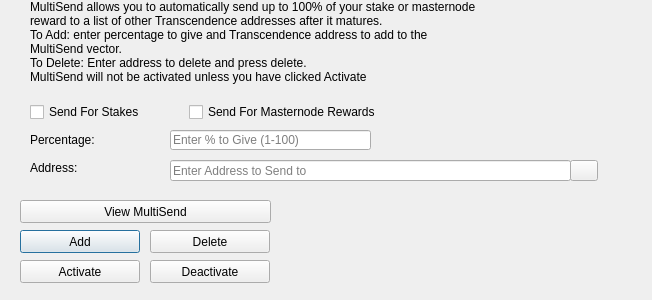
Above: src/qt/forms/multisenddialog.ui from phoenixkonsole/transcendence before the change. Below: the same form after it.
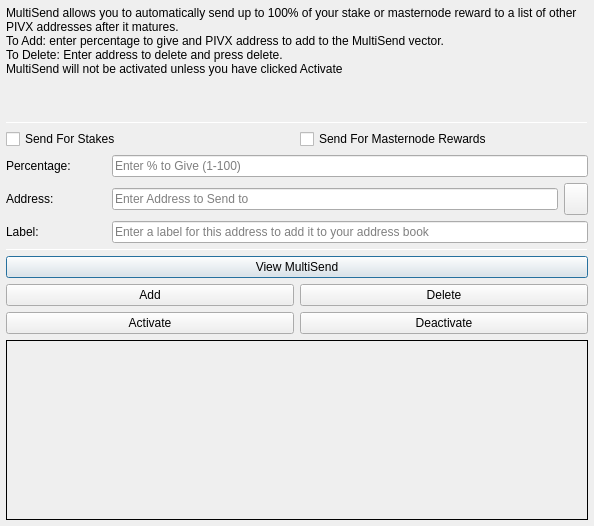
That is the form after the change. Icons and pictures are not drawn.

The edit to the form file:
```diff
--- a/src/qt/forms/multisenddialog.ui
+++ b/src/qt/forms/multisenddialog.ui
@@ -9,22 +9,97 @@
    <rect>
     <x>0</x>
     <y>0</y>
-    <width>652</width>
-    <height>300</height>
+    <width>594</width>
+    <height>526</height>
    </rect>
   </property>
   <property name="windowTitle">
    <string>MultiSend</string>
   </property>
+  <layout class="QVBoxLayout" name="verticalLayout" stretch="0">
+   <property name="margin">
+    <number>6</number>
+   </property>
+   <item>
+    <layout class="QVBoxLayout" name="verticalLayout_Main" stretch="1,1,1,0,1,1,1">
+     <item>
+      <widget class="QLabel" name="label_2">
+       <property name="lineWidth">
+        <number>1</number>
+       </property>
+       <property name="text">
+        <string>MultiSend allows you to automatically send up to 100% of your stake or masternode reward to a list of other PIVX addresses after it matures.
+To Add: enter percentage to give and PIVX address to add to the MultiSend vector.
+To Delete: Enter address to delete and press delete.
+MultiSend will not be activated unless you have clicked Activate</string>
+       </property>
+       <property name="alignment">
+        <set>Qt::AlignLeading|Qt::AlignLeft|Qt::AlignTop</set>
+       </property>
+       <property name="wordWrap">
+        <bool>true</bool>
+       </property>
+      </widget>
+     </item>
+     <item>
+      <widget class="Line" name="line">
+       <property name="minimumSize">
+        <size>
+         <width>0</width>
+         <height>1</height>
+        </size>
+       </property>
+       <property name="maximumSize">
+        <size>
+         <width>16777215</width>
+         <height>1</height>
+        </size>
+       </property>
+       <property name="orientation">
+        <enum>Qt::Horizontal</enum>
+       </property>
+      </widget>
+     </item>
+     <item>
+      <layout class="QVBoxLayout" name="verticalLayout_Settings">
+       <item>
+        <layout class="QHBoxLayout" name="horizontalLayout">
+         <item>
+          <widget class="QCheckBox" name="multiSendStakeCheckBox">
+           <property name="text">
+            <string>Send For Stakes</string>
+           </property>
+          </widget>
+         </item>
+         <item>
+          <widget class="QCheckBox" name="multiSendMasternodeCheckBox">
+           <property name="text">
+            <string>Send For Masternode Rewards</string>
+           </property>
+          </widget>
+         </item>
+        </layout>
+       </item>
+       <item>
+        <layout class="QHBoxLayout" name="horizontalLayout_6">
+         <item>
+          <widget class="QLabel" name="label">
+           <property name="minimumSize">
+            <size>
+             <width>100</width>
+             <height>0</height>
+            </size>
+           </property>
+           <property name="toolTip">
+            <string>Percentage of stake to send</string>
+           </property>
+           <property name="text">
+            <string>Percentage:</string>
+           </property>
+          </widget>
+         </item>
+         <item>
   <widget class="QLineEdit" name="multiSendPercentEdit">
-   <property name="geometry">
-    <rect>
-     <x>170</x>
-     <y>130</y>
-     <width>201</width>
-     <height>20</height>
-    </rect>
-   </property>
    <property name="toolTip">
     <string>Enter whole numbers 1 - 100</string>
    </property>
@@ -32,15 +107,29 @@
     <string>Enter % to Give (1-100)</string>
    </property>
   </widget>
+         </item>
+        </layout>
+       </item>
+       <item>
+        <layout class="QHBoxLayout" name="horizontalLayout_7">
+         <item>
+          <widget class="QLabel" name="label_5">
+           <property name="minimumSize">
+            <size>
+             <width>100</width>
+             <height>0</height>
+            </size>
+           </property>
+           <property name="toolTip">
+            <string>Address to send portion of stake to</string>
+           </property>
+           <property name="text">
+            <string>Address:</string>
+           </property>
+          </widget>
+         </item>
+         <item>
   <widget class="QLineEdit" name="multiSendAddressEdit">
-   <property name="geometry">
-    <rect>
-     <x>170</x>
-     <y>160</y>
-     <width>401</width>
-     <height>21</height>
-    </rect>
-   </property>
    <property name="toolTip">
     <string/>
    </property>
@@ -48,87 +137,14 @@
     <string>Enter Address to Send to</string>
    </property>
   </widget>
-  <widget class="QLabel" name="label_2">
-   <property name="geometry">
-    <rect>
-     <x>30</x>
-     <y>0</y>
-     <width>451</width>
-     <height>121</height>
-    </rect>
-   </property>
-   <property name="lineWidth">
-    <number>1</number>
-   </property>
-   <property name="text">
-    <string>MultiSend allows you to automatically send up to 100% of your stake or masternode reward to a list of other Transcendence addresses after it matures.
-To Add: enter percentage to give and Transcendence address to add to the MultiSend vector.
-To Delete: Enter address to delete and press delete.
-MultiSend will not be activated unless you have clicked Activate</string>
-   </property>
-   <property name="alignment">
-    <set>Qt::AlignLeading|Qt::AlignLeft|Qt::AlignTop</set>
-   </property>
-   <property name="wordWrap">
-    <bool>true</bool>
-   </property>
-  </widget>
-  <widget class="QLabel" name="message">
-   <property name="geometry">
-    <rect>
-     <x>290</x>
-     <y>200</y>
-     <width>351</width>
-     <height>91</height>
-    </rect>
-   </property>
-   <property name="text">
-    <string/>
-   </property>
-  </widget>
-  <widget class="QPushButton" name="addButton">
-   <property name="geometry">
-    <rect>
-     <x>20</x>
-     <y>230</y>
-     <width>120</width>
-     <height>23</height>
-    </rect>
-   </property>
-   <property name="toolTip">
-    <string/>
-   </property>
-   <property name="statusTip">
-    <string>Add to MultiSend Vector</string>
-   </property>
-   <property name="text">
-    <string>Add</string>
-   </property>
-  </widget>
-  <widget class="QPushButton" name="disableButton">
-   <property name="geometry">
-    <rect>
-     <x>150</x>
-     <y>260</y>
-     <width>120</width>
-     <height>23</height>
-    </rect>
-   </property>
-   <property name="statusTip">
-    <string>Deactivate MultiSend</string>
-   </property>
-   <property name="text">
-    <string>Deactivate</string>
-   </property>
-  </widget>
-  <widget class="QPushButton" name="addressBookButton">
-   <property name="geometry">
-    <rect>
-     <x>570</x>
-     <y>160</y>
-     <width>28</width>
-     <height>21</height>
-    </rect>
+         </item>
+         <item>
+          <widget class="QToolButton" name="addressBookButton">
+           <property name="maximumSize">
+            <size>
+             <width>16777215</width>
+             <height>32</height>
+            </size>
    </property>
    <property name="toolTip">
     <string>Choose an address from the address book</string>
@@ -143,51 +159,85 @@
    <property name="shortcut">
     <string>Alt+A</string>
    </property>
-   <property name="autoDefault">
-    <bool>false</bool>
-   </property>
-  </widget>
-  <widget class="QLabel" name="label">
-   <property name="geometry">
-    <rect>
-     <x>30</x>
-     <y>130</y>
-     <width>121</width>
-     <height>20</height>
-    </rect>
-   </property>
+          </widget>
+         </item>
+        </layout>
+       </item>
+      </layout>
+     </item>
+     <item>
+      <layout class="QHBoxLayout" name="horizontalLayout_3">
+       <item>
+        <widget class="QLabel" name="label_3">
+         <property name="minimumSize">
+          <size>
+           <width>100</width>
+           <height>0</height>
+          </size>
+         </property>
+         <property name="text">
+          <string>Label:</string>
+         </property>
+        </widget>
+       </item>
+       <item>
+        <widget class="QLineEdit" name="labelAddressLabelEdit">
+         <property name="placeholderText">
+          <string>Enter a label for this address to add it to your address book</string>
+         </property>
+        </widget>
+       </item>
+      </layout>
+     </item>
+     <item>
+      <widget class="Line" name="line_2">
+       <property name="minimumSize">
+        <size>
+         <width>0</width>
+         <height>1</height>
+        </size>
+       </property>
+       <property name="maximumSize">
+        <size>
+         <width>16777215</width>
+         <height>1</height>
+        </size>
+       </property>
+       <property name="orientation">
+        <enum>Qt::Horizontal</enum>
+       </property>
+      </widget>
+     </item>
+     <item>
+      <layout class="QVBoxLayout" name="verticalLayout_Buttons">
+       <item>
+        <layout class="QHBoxLayout" name="horizontalLayout_4">
+         <item>
+          <widget class="QPushButton" name="viewButton">
    <property name="toolTip">
     <string>Percentage of stake to send</string>
    </property>
    <property name="text">
-    <string>Percentage:</string>
-   </property>
-  </widget>
-  <widget class="QLabel" name="label_5">
-   <property name="geometry">
-    <rect>
-     <x>30</x>
-     <y>160</y>
-     <width>111</width>
-     <height>16</height>
-    </rect>
-   </property>
+            <string>View MultiSend</string>
+           </property>
+          </widget>
+         </item>
+        </layout>
+       </item>
+       <item>
+        <layout class="QHBoxLayout" name="horizontalLayout_2">
+         <item>
+          <widget class="QPushButton" name="addButton">
    <property name="toolTip">
     <string>Address to send portion of stake to</string>
    </property>
    <property name="text">
-    <string>Address:</string>
-   </property>
-  </widget>
+            <string>Add</string>
+           </property>
+          </widget>
+         </item>
+         <item>
   <widget class="QPushButton" name="deleteButton">
-   <property name="geometry">
-    <rect>
-     <x>150</x>
-     <y>230</y>
-     <width>120</width>
-     <height>23</height>
-    </rect>
-   </property>
    <property name="toolTip">
     <string/>
    </property>
@@ -198,15 +248,13 @@
     <string>Delete</string>
    </property>
   </widget>
+         </item>
+        </layout>
+       </item>
+       <item>
+        <layout class="QHBoxLayout" name="horizontalLayout_5">
+         <item>
   <widget class="QPushButton" name="activateButton">
-   <property name="geometry">
-    <rect>
-     <x>20</x>
-     <y>260</y>
-     <width>120</width>
-     <height>23</height>
-    </rect>
-   </property>
    <property name="statusTip">
     <string>Activate MultiSend</string>
    </property>
@@ -214,51 +262,55 @@
     <string>Activate</string>
    </property>
   </widget>
-  <widget class="QPushButton" name="viewButton">
-   <property name="geometry">
-    <rect>
-     <x>20</x>
-     <y>200</y>
-     <width>251</width>
-     <height>23</height>
-    </rect>
-   </property>
-   <property name="toolTip">
-    <string/>
-   </property>
+         </item>
+         <item>
+          <widget class="QPushButton" name="disableButton">
    <property name="statusTip">
     <string>View MultiSend Vector</string>
    </property>
    <property name="text">
-    <string>View MultiSend</string>
-   </property>
-  </widget>
-  <widget class="QWidget" name="horizontalLayoutWidget">
-   <property name="geometry">
-    <rect>
-     <x>30</x>
-     <y>100</y>
-     <width>351</width>
-     <height>24</height>
-    </rect>
-   </property>
-   <layout class="QHBoxLayout" name="horizontalLayout">
-    <item>
-     <widget class="QCheckBox" name="multiSendStakeCheckBox">
-      <property name="text">
-       <string>Send For Stakes</string>
-      </property>
-     </widget>
-    </item>
+            <string>Deactivate</string>
+           </property>
+          </widget>
+         </item>
+        </layout>
+       </item>
+      </layout>
+     </item>
     <item>
-     <widget class="QCheckBox" name="multiSendMasternodeCheckBox">
+      <widget class="QLabel" name="message">
+       <property name="minimumSize">
+        <size>
+         <width>0</width>
+         <height>180</height>
+        </size>
+       </property>
+       <property name="frameShape">
+        <enum>QFrame::Panel</enum>
+       </property>
+       <property name="frameShadow">
+        <enum>QFrame::Plain</enum>
+       </property>
+       <property name="lineWidth">
+        <number>1</number>
+       </property>
+       <property name="midLineWidth">
+        <number>1</number>
+       </property>
       <property name="text">
-       <string>Send For Masternode Rewards</string>
-      </property>
+        <string/>
+       </property>
+       <property name="alignment">
+        <set>Qt::AlignLeading|Qt::AlignLeft|Qt::AlignTop</set>
+       </property>
+       <property name="wordWrap">
+        <bool>true</bool>
+       </property>
      </widget>
     </item>
    </layout>
-  </widget>
+   </item>
+  </layout>
  </widget>
  <resources>
   <include location="../transcendence.qrc"/>
```
Left out of the diff: 20 changed lines with no effect on the pictures. Lines whose indentation alone changed are shown as unchanged.
